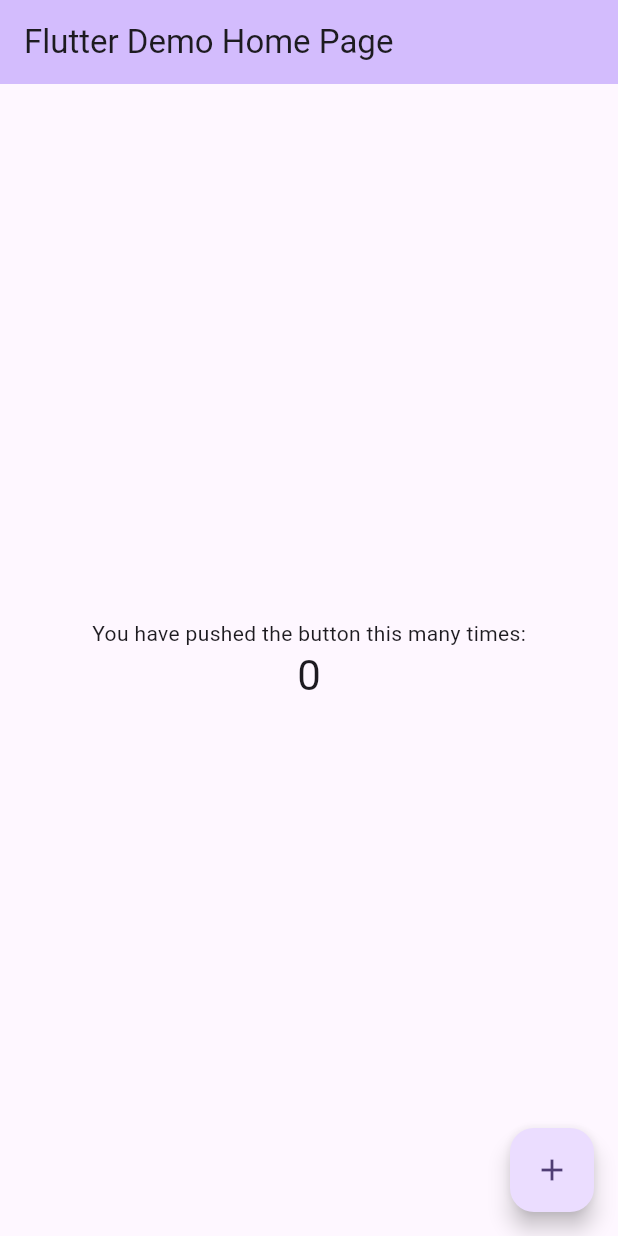
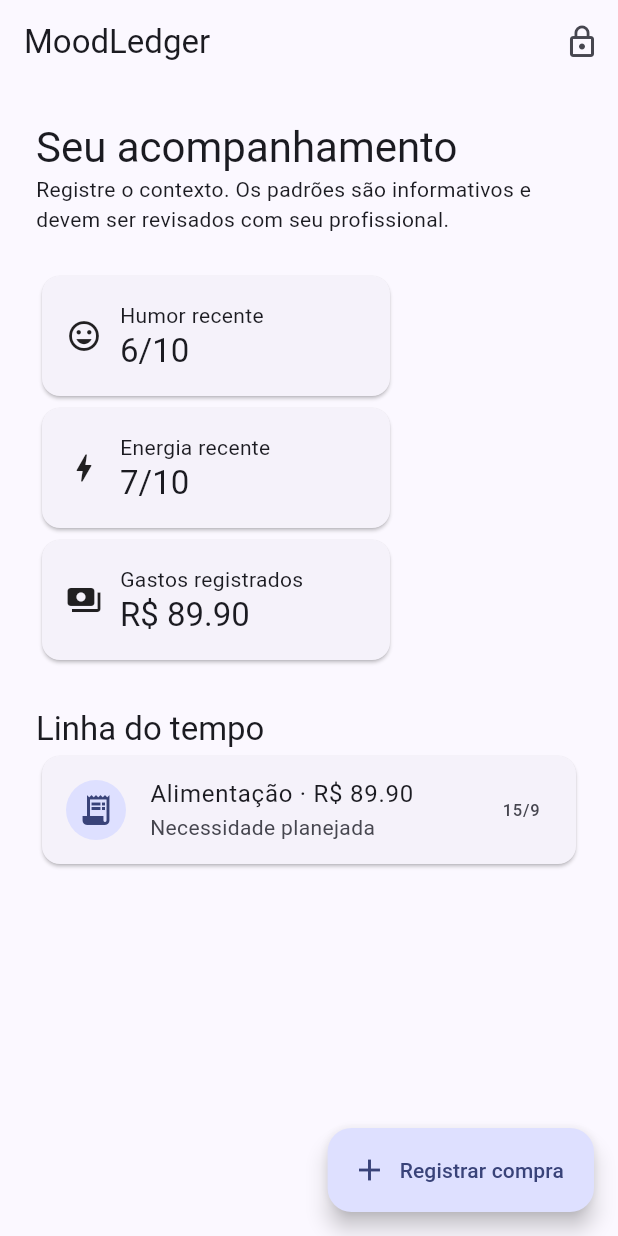
Before and after one commit to AloisioMagalhaes/bipolar-mood-spending-tracker, a Flutter app: the screen it shows after launch, on a phone screen of 412 x 824 dp. Run offline on Flutter 3.47's test engine with Material 3 defaults, Android fonts, the phone set to English and light mode, and no system bars.

Commit message:
feat: add spending timeline vertical slice

```diff
--- a/lib/main.dart
+++ b/lib/main.dart
@@ -1,122 +1,45 @@
 import 'package:flutter/material.dart';
 
-void main() {
-  runApp(const MyApp());
+void main() => runApp(const MoodLedgerApp());
+
+class SpendingEntry {
+  const SpendingEntry({required this.date, required this.amount, required this.category, required this.motive, required this.impulsive});
+  final DateTime date; final double amount; final String category; final String motive; final bool impulsive;
 }
 
-class MyApp extends StatelessWidget {
-  const MyApp({super.key});
-
-  // This widget is the root of your application.
+class MoodLedgerApp extends StatelessWidget {
+  const MoodLedgerApp({super.key});
   @override
-  Widget build(BuildContext context) {
-    return MaterialApp(
-      title: 'Flutter Demo',
-      theme: ThemeData(
-        // This is the theme of your application.
-        //
-        // TRY THIS: Try running your application with "flutter run". You'll see
-        // the application has a purple toolbar. Then, without quitting the app,
-        // try changing the seedColor in the colorScheme below to Colors.green
-        // and then invoke "hot reload" (save your changes or press the "hot
-        // reload" button in a Flutter-supported IDE, or press "r" if you used
-        // the command line to start the app).
-        //
-        // Notice that the counter didn't reset back to zero; the application
-        // state is not lost during the reload. To reset the state, use hot
-        // restart instead.
-        //
-        // This works for code too, not just values: Most code changes can be
-        // tested with just a hot reload.
-        colorScheme: .fromSeed(seedColor: Colors.deepPurple),
-      ),
-      home: const MyHomePage(title: 'Flutter Demo Home Page'),
-    );
-  }
+  Widget build(BuildContext context) => MaterialApp(title: 'MoodLedger', theme: ThemeData(colorScheme: ColorScheme.fromSeed(seedColor: Colors.indigo), useMaterial3: true), home: const DashboardPage());
 }
 
-class MyHomePage extends StatefulWidget {
-  const MyHomePage({super.key, required this.title});
-
-  // This widget is the home page of your application. It is stateful, meaning
-  // that it has a State object (defined below) that contains fields that affect
-  // how it looks.
-
-  // This class is the configuration for the state. It holds the values (in this
-  // case the title) provided by the parent (in this case the App widget) and
-  // used by the build method of the State. Fields in a Widget subclass are
-  // always marked "final".
-
-  final String title;
-
-  @override
-  State<MyHomePage> createState() => _MyHomePageState();
+class DashboardPage extends StatefulWidget {
+  const DashboardPage({super.key});
+  @override State<DashboardPage> createState() => _DashboardPageState();
 }
 
-class _MyHomePageState extends State<MyHomePage> {
-  int _counter = 0;
+class _DashboardPageState extends State<DashboardPage> {
+  final spending = <SpendingEntry>[SpendingEntry(date: DateTime.now(), amount: 89.90, category: 'Alimentação', motive: 'Necessidade planejada', impulsive: false)];
+  Future<void> addSpending() async { final entry = await showDialog<SpendingEntry>(context: context, builder: (_) => const SpendingDialog()); if (entry != null) setState(() => spending.insert(0, entry)); }
+  @override
+  Widget build(BuildContext context) => Scaffold(
+    appBar: AppBar(title: const Text('MoodLedger'), actions: [IconButton(onPressed: () {}, tooltip: 'Privacidade', icon: const Icon(Icons.lock_outline))]),
+    floatingActionButton: FloatingActionButton.extended(onPressed: addSpending, icon: const Icon(Icons.add), label: const Text('Registrar compra')),
+    body: Center(child: ConstrainedBox(constraints: const BoxConstraints(maxWidth: 1000), child: ListView(padding: const EdgeInsets.all(24), children: [
+      Text('Seu acompanhamento', style: Theme.of(context).textTheme.headlineMedium),
+      const Text('Registre o contexto. Os padrões são informativos e devem ser revisados com seu profissional.'),
+      const SizedBox(height: 24),
+      Wrap(spacing: 16, children: [MetricCard(label: 'Humor recente', value: '6/10', icon: Icons.mood), MetricCard(label: 'Energia recente', value: '7/10', icon: Icons.bolt), MetricCard(label: 'Gastos registrados', value: 'R\$ ${spending.fold<double>(0, (s, e) => s + e.amount).toStringAsFixed(2)}', icon: Icons.payments)]),
+      const SizedBox(height: 28), Text('Linha do tempo', style: Theme.of(context).textTheme.titleLarge),
+      ...spending.map((e) => Card(child: ListTile(leading: CircleAvatar(child: Icon(e.impulsive ? Icons.flash_on : Icons.receipt_long)), title: Text('${e.category} · R\$ ${e.amount.toStringAsFixed(2)}'), subtitle: Text('${e.motive}${e.impulsive ? ' · marcada como impulsiva' : ''}'), trailing: Text('${e.date.day}/${e.date.month}')))),
+    ]))),
+  );
+}
 
-  void _incrementCounter() {
-    setState(() {
-      // This call to setState tells the Flutter framework that something has
-      // changed in this State, which causes it to rerun the build method below
-      // so that the display can reflect the updated values. If we changed
-      // _counter without calling setState(), then the build method would not be
-      // called again, and so nothing would appear to happen.
-      _counter++;
-    });
-  }
+class MetricCard extends StatelessWidget { const MetricCard({super.key, required this.label, required this.value, required this.icon}); final String label, value; final IconData icon; @override Widget build(BuildContext c) => SizedBox(width: 240, child: Card(child: Padding(padding: const EdgeInsets.all(16), child: Row(children: [Icon(icon), const SizedBox(width: 12), Column(crossAxisAlignment: CrossAxisAlignment.start, children: [Text(label), Text(value, style: Theme.of(c).textTheme.titleLarge)])])))); }
 
-  @override
-  Widget build(BuildContext context) {
-    // This method is rerun every time setState is called, for instance as done
-    // by the _incrementCounter method above.
-    //
-    // The Flutter framework has been optimized to make rerunning build methods
-    // fast, so that you can just rebuild anything that needs updating rather
-    // than having to individually change instances of widgets.
-    return Scaffold(
-      appBar: AppBar(
-        // TRY THIS: Try changing the color here to a specific color (to
-        // Colors.amber, perhaps?) and trigger a hot reload to see the AppBar
-        // change color while the other colors stay the same.
-        backgroundColor: Theme.of(context).colorScheme.inversePrimary,
-        // Here we take the value from the MyHomePage object that was created by
-        // the App.build method, and use it to set our appbar title.
-        title: Text(widget.title),
-      ),
-      body: Center(
-        // Center is a layout widget. It takes a single child and positions it
-        // in the middle of the parent.
-        child: Column(
-          // Column is also a layout widget. It takes a list of children and
-          // arranges them vertically. By default, it sizes itself to fit its
-          // children horizontally, and tries to be as tall as its parent.
-          //
-          // Column has various properties to control how it sizes itself and
-          // how it positions its children. Here we use mainAxisAlignment to
-          // center the children vertically; the main axis here is the vertical
-          // axis because Columns are vertical (the cross axis would be
-          // horizontal).
-          //
-          // TRY THIS: Invoke "debug painting" (choose the "Toggle Debug Paint"
-          // action in the IDE, or press "p" in the console), to see the
-          // wireframe for each widget.
-          mainAxisAlignment: .center,
-          children: [
-            const Text('You have pushed the button this many times:'),
-            Text(
-              '$_counter',
-              style: Theme.of(context).textTheme.headlineMedium,
-            ),
-          ],
-        ),
-      ),
-      floatingActionButton: FloatingActionButton(
-        onPressed: _incrementCounter,
-        tooltip: 'Increment',
-        child: const Icon(Icons.add),
-      ),
-    );
-  }
+class SpendingDialog extends StatefulWidget { const SpendingDialog({super.key}); @override State<SpendingDialog> createState() => _SpendingDialogState(); }
+class _SpendingDialogState extends State<SpendingDialog> {
+  final amount = TextEditingController(); final motive = TextEditingController(); String category = 'Alimentação'; bool impulsive = false;
+  @override Widget build(BuildContext context) => AlertDialog(title: const Text('Registrar compra'), content: SingleChildScrollView(child: Column(mainAxisSize: MainAxisSize.min, children: [TextField(controller: amount, keyboardType: TextInputType.number, decoration: const InputDecoration(labelText: 'Valor (R\$)')), DropdownButtonFormField<String>(value: category, items: ['Alimentação', 'Lazer', 'Casa', 'Transporte', 'Outro'].map((x) => DropdownMenuItem(value: x, child: Text(x))).toList(), onChanged: (x) => setState(() => category = x!)), TextField(controller: motive, decoration: const InputDecoration(labelText: 'Motivo da compra')), SwitchListTile(title: const Text('Foi impulsiva?'), value: impulsive, onChanged: (x) => setState(() => impulsive = x))])), actions: [TextButton(onPressed: () => Navigator.pop(context), child: const Text('Cancelar')), FilledButton(onPressed: () { final v = double.tryParse(amount.text.replaceAll(',', '.')); if (v != null && v > 0 && motive.text.trim().isNotEmpty) Navigator.pop(context, SpendingEntry(date: DateTime.now(), amount: v, category: category, motive: motive.text.trim(), impulsive: impulsive)); }, child: const Text('Salvar'))]);
 }
```
Also changed, not shown: 2 other files.
